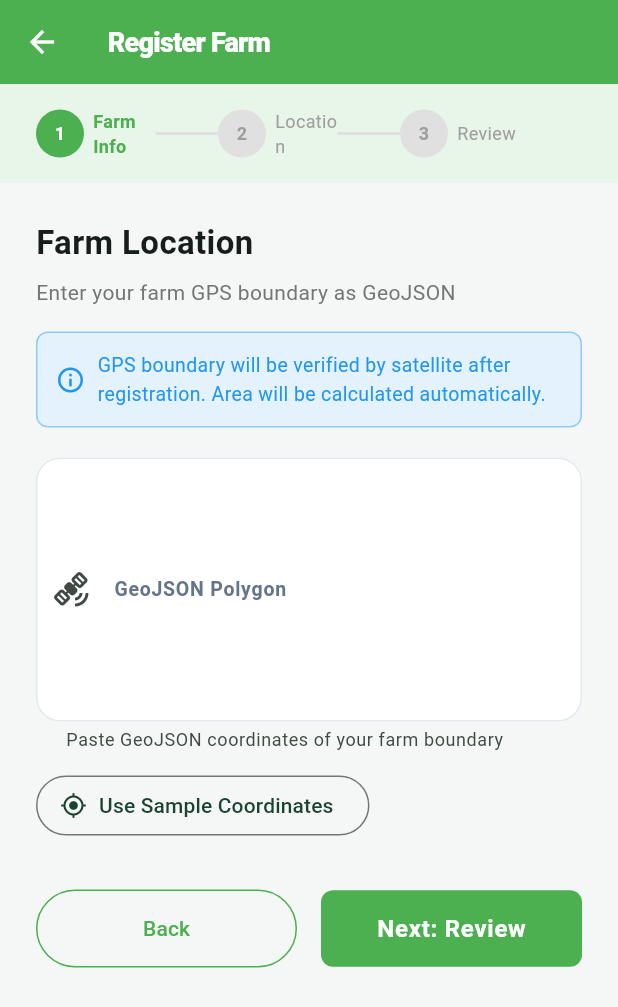
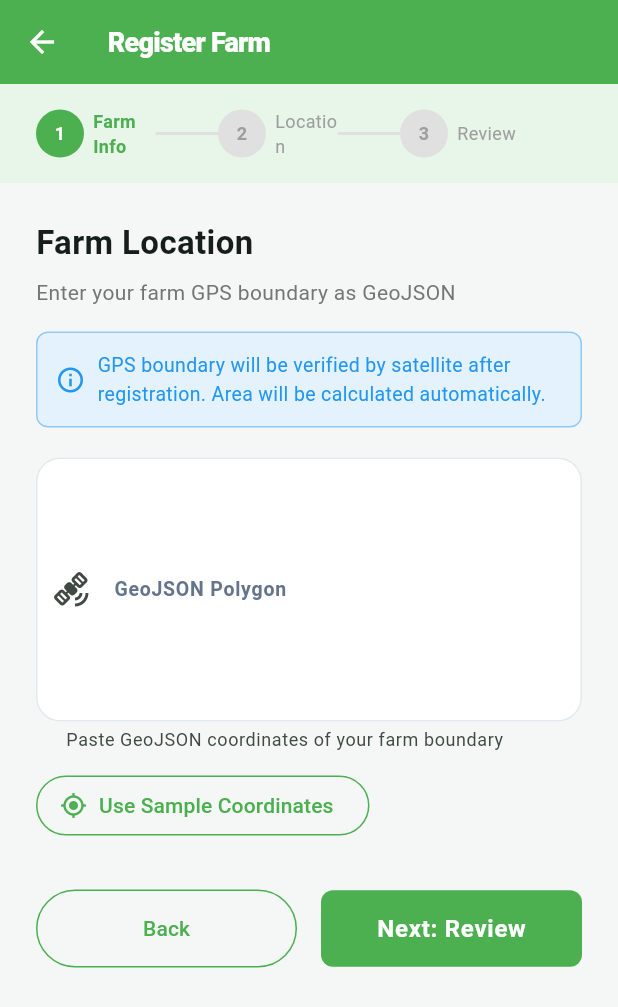
Before and after one commit to selamawitsh/Agri_Yield, a Flutter app: the RegisterFarmScreen screen opened directly, swiped to page 2, on a phone screen of 412 x 824 dp. Shown: the top 1007 px of the screen. Run offline on Flutter 3.47's test engine with Material 3 defaults, Android fonts, the light colour scheme and no system bars; our stand-ins replace dio, shared_preferences; accounts and stored records are empty; network calls fail.

Commit message:
enhance farmer farm management workflows

```diff
--- a/frontend/farmer_mobile_app/lib/screens/farm/farm_detail_screen.dart
+++ b/frontend/farmer_mobile_app/lib/screens/farm/farm_detail_screen.dart
@@ -150,6 +150,7 @@ class _FarmDetailScreenState extends State<FarmDetailScreen>
                 size: 64, color: Colors.red),
             const SizedBox(height: 16),
             Text(_error!),
+            const SizedBox(height: 16),
             ElevatedButton(
               onPressed: _loadFarmData,
               child: const Text('Retry'),
@@ -260,7 +261,7 @@ class _FarmDetailScreenState extends State<FarmDetailScreen>
                   ),
                   _buildDetailRow(
                     'Satellite Verified',
-                    farm.satelliteVerified ? 'Yes ✓' : 'Pending',
+                    farm.satelliteVerified ? 'Yes' : 'Pending',
                   ),
                 ],
               ),
@@ -440,7 +441,7 @@ class _FarmDetailScreenState extends State<FarmDetailScreen>
     }
 
     final score = _agriScore!['score'] ?? 0;
-    final maxScore = 900;
+    const maxScore = 900;
     final percentage = (score / maxScore).clamp(0.0, 1.0);
 
     return SingleChildScrollView(
@@ -480,6 +481,7 @@ class _FarmDetailScreenState extends State<FarmDetailScreen>
                         ),
                       ),
                       Column(
+                        mainAxisSize: MainAxisSize.min,
                         children: [
                           Text(
                             '$score',
--- a/frontend/farmer_mobile_app/lib/screens/farm/register_farm_screen.dart
+++ b/frontend/farmer_mobile_app/lib/screens/farm/register_farm_screen.dart
@@ -20,7 +20,7 @@ class _RegisterFarmScreenState extends State<RegisterFarmScreen> {
   String _selectedCropType = 'WHEAT';
   DateTime _expectedHarvestDate = DateTime.now().add(const Duration(days: 120));
 
-  // Step 2 — simplified polygon input
+  // Step 2 polygon input
   final _polygonController = TextEditingController();
 
   bool _isLoading = false;
@@ -98,8 +98,6 @@ class _RegisterFarmScreenState extends State<RegisterFarmScreen> {
       _error = null;
     });
 
-    // Build a simple GeoJSON polygon from the input
-    // In production this comes from GPS polygon mapping on a map
     final geoJson = _polygonController.text.trim().isNotEmpty
         ? _polygonController.text.trim()
         : '{"type":"Polygon","coordinates":[[[38.74,9.03],[38.75,9.03],[38.75,9.04],[38.74,9.03],[38.74,9.03]]]}';
@@ -234,7 +232,6 @@ class _RegisterFarmScreenState extends State<RegisterFarmScreen> {
           ),
           const SizedBox(height: 24),
 
-          // Farm name (optional)
           TextField(
             controller: _farmNameController,
             decoration: const InputDecoration(
@@ -246,7 +243,6 @@ class _RegisterFarmScreenState extends State<RegisterFarmScreen> {
           ),
           const SizedBox(height: 16),
 
-          // Crop type
           DropdownButtonFormField<String>(
             value: _selectedCropType,
             decoration: const InputDecoration(
@@ -261,7 +257,6 @@ class _RegisterFarmScreenState extends State<RegisterFarmScreen> {
           ),
           const SizedBox(height: 16),
 
-          // Kebele code
           TextField(
             controller: _kebeleCodeController,
             decoration: const InputDecoration(
@@ -273,7 +268,6 @@ class _RegisterFarmScreenState extends State<RegisterFarmScreen> {
           ),
           const SizedBox(height: 16),
 
-          // Region
           Autocomplete<String>(
             optionsBuilder: (textEditingValue) {
               if (textEditingValue.text.isEmpty) return _ethiopianRegions;
@@ -282,7 +276,11 @@ class _RegisterFarmScreenState extends State<RegisterFarmScreen> {
             },
             onSelected: (value) => _regionController.text = value,
             fieldViewBuilder: (context, controller, focusNode, onSubmit) {
+              // Sync autocomplete local text state with our main controller
+              controller.text = _regionController.text;
+              controller.addListener(() {
                 _regionController.text = controller.text;
+              });
               return TextField(
                 controller: controller,
                 focusNode: focusNode,
@@ -297,7 +295,6 @@ class _RegisterFarmScreenState extends State<RegisterFarmScreen> {
           ),
           const SizedBox(height: 16),
 
-          // Expected harvest date
           InkWell(
             onTap: () async {
               final date = await showDatePicker(
@@ -388,19 +385,18 @@ class _RegisterFarmScreenState extends State<RegisterFarmScreen> {
           TextField(
             controller: _polygonController,
             maxLines: 6,
-            decoration: InputDecoration(
+            decoration: const InputDecoration(
               labelText: 'GeoJSON Polygon',
               hintText: '{"type":"Polygon","coordinates":[[[38.74,9.03],'
                   '[38.75,9.03],[38.75,9.04],[38.74,9.03],[38.74,9.03]]]}',
-              border: const OutlineInputBorder(),
-              prefixIcon: const Icon(Icons.satellite_alt),
+              border: OutlineInputBorder(),
+              prefixIcon: Icon(Icons.satellite_alt),
               helperText: 'Paste GeoJSON coordinates of your farm boundary',
               helperMaxLines: 2,
             ),
           ),
           const SizedBox(height: 12),
 
-          // Use default placeholder button
           OutlinedButton.icon(
             onPressed: () {
               _polygonController.text =
@@ -414,6 +410,10 @@ class _RegisterFarmScreenState extends State<RegisterFarmScreen> {
                 ),
               );
             },
+            style: OutlinedButton.styleFrom(
+              side: const BorderSide(color: Colors.green),
+              foregroundColor: Colors.green,
+            ),
             icon: const Icon(Icons.my_location),
             label: const Text('Use Sample Coordinates'),
           ),
@@ -499,7 +499,7 @@ class _RegisterFarmScreenState extends State<RegisterFarmScreen> {
                   _buildReviewRow(
                     'GPS Polygon',
                     _polygonController.text.isNotEmpty
-                        ? 'Provided ✓'
+                        ? 'Provided'
                         : 'Sample coordinates',
                   ),
                 ],
```
Also changed, not shown: frontend/farmer_mobile_app/lib/screens/farm/input_needs_screen.dart (+59 -28 lines), frontend/farmer_mobile_app/lib/screens/farm/my_farms_screen.dart (+8 -3 lines). Lines whose indentation alone changed are shown as unchanged.
